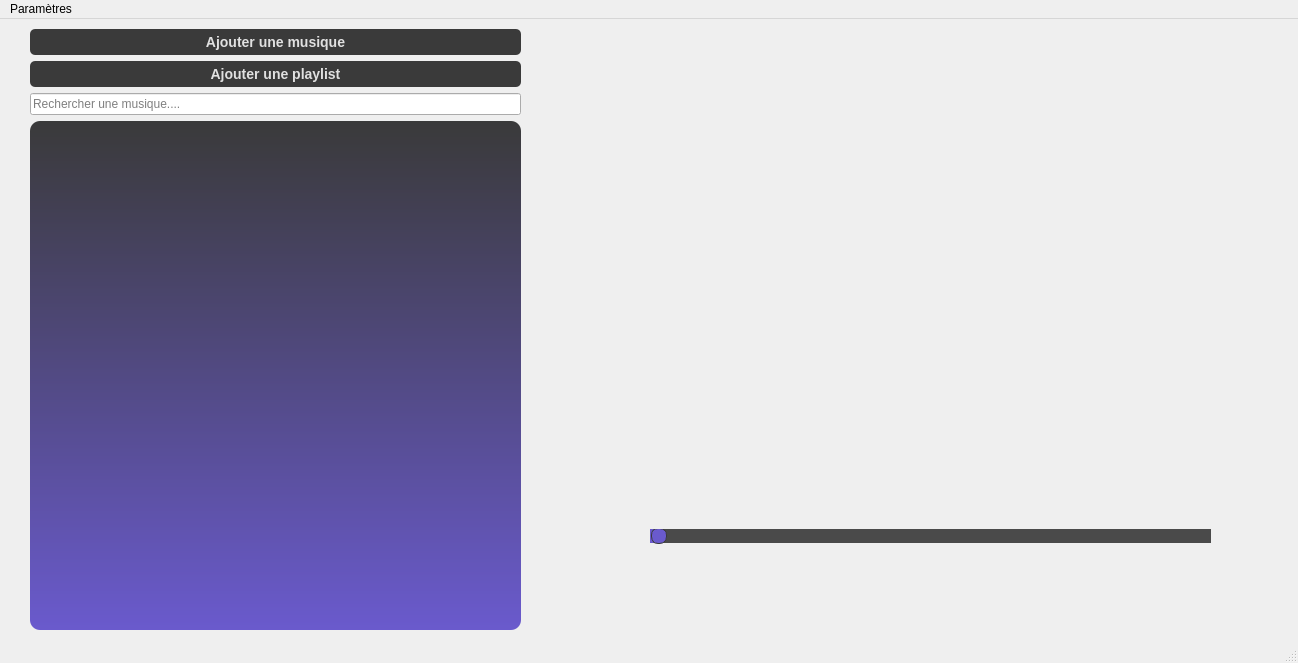
This is qticallymainwindow.ui in dalia-nezzar/Qtically as Qt 5 draws it before an edit. The edited form follows.
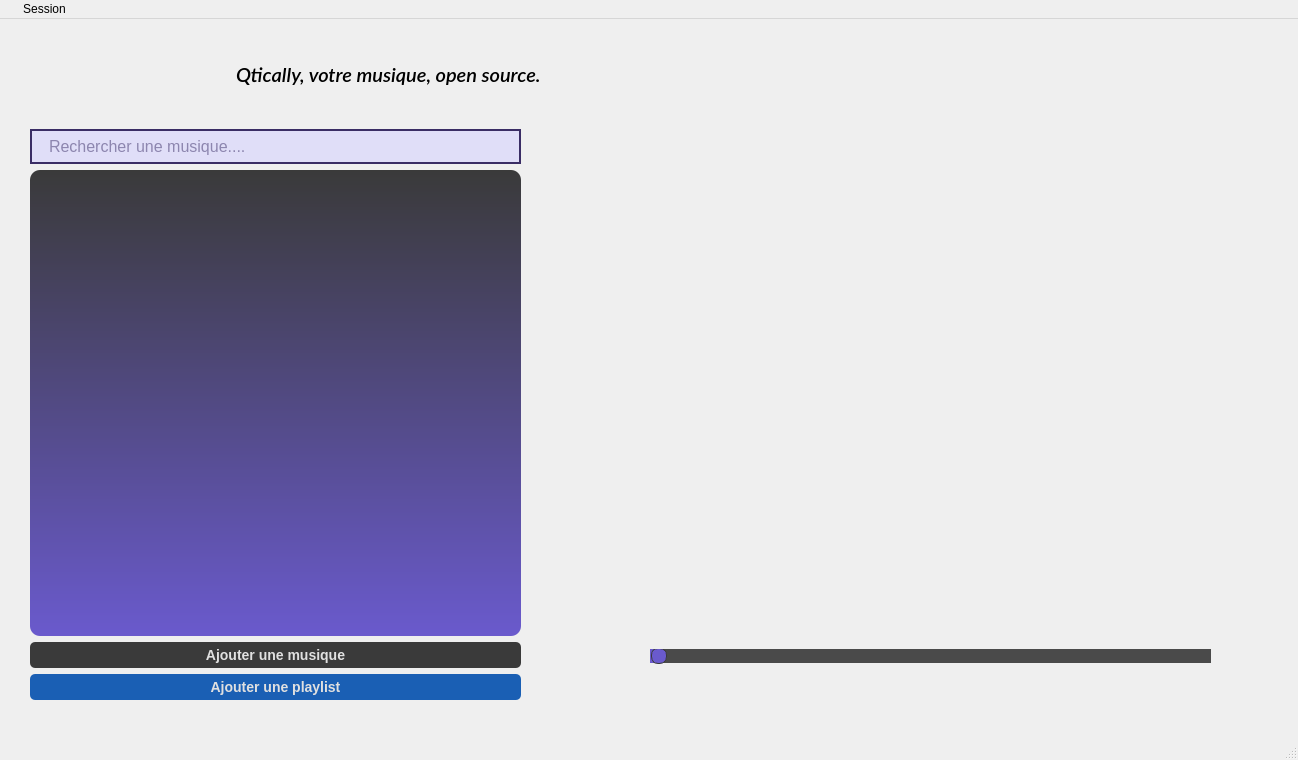
This is the edited form. Icons and pictures are not drawn.

Commit message: Décorations, design, debug de certaines fonctions, ajout d'icônes.

```diff
--- a/qticallymainwindow.ui
+++ b/qticallymainwindow.ui
@@ -7,11 +7,11 @@
     <x>0</x>
     <y>0</y>
     <width>1298</width>
-    <height>663</height>
+    <height>760</height>
    </rect>
   </property>
   <property name="sizePolicy">
-   <sizepolicy hsizetype="Preferred" vsizetype="Preferred">
+   <sizepolicy hsizetype="Minimum" vsizetype="Minimum">
     <horstretch>0</horstretch>
     <verstretch>0</verstretch>
    </sizepolicy>
@@ -19,23 +19,76 @@
   <property name="minimumSize">
    <size>
     <width>1298</width>
-    <height>663</height>
+    <height>760</height>
    </size>
   </property>
   <property name="maximumSize">
    <size>
     <width>1298</width>
-    <height>663</height>
+    <height>806</height>
    </size>
   </property>
   <property name="windowTitle">
    <string>Qtically</string>
   </property>
   <property name="autoFillBackground">
-   <bool>false</bool>
+   <bool>true</bool>
+  </property>
+  <property name="styleSheet">
+   <string notr="true">QListWidget#listWidget {
+border-radius: 10px;
+background-color: qlineargradient(x1: 0, y1: 0, x2: 0, y2: 1, stop: 0 #3A3A3A, stop: 1 #6A5ACD);
+color: #E0E0E0;
+selection-background-color: qlineargradient(x1: 0, y1: 0, x2: 0, y2: 1, stop: 0 #6A5ACD, stop: 1 #8C78FF);
+selection-color: #E0E0E0;
+}
+
+QListWidget::item {
+    padding: 5px;
+    border-radius: 5px;
+    background-color: #4A4A4A;
+    color: #E0E0E0;
+    text-align: center;
+}
+
+QListWidget::item:selected {
+    background-color: #6A5ACD;
+    color: #E0E0E0;
+}
+
+QListWidget::scrollBar:vertical {
+    background-color: #222222;
+    width: 10px;
+    margin: 0px 0px 0px 0px;
+}
+
+QListWidget::scrollBar:vertical::handle {
+    background-color: qlineargradient(x1: 0, y1: 0, x2: 0, y2: 1, stop: 0 #555555, stop: 1 #6A5ACD);
+    min-height: 20px;
+}
+
+QListWidget::scrollBar:vertical::add-line {
+    background-color: qlineargradient(x1: 0, y1: 0, x2: 0, y2: 1, stop: 0 #555555, stop: 1 #6A5ACD);
+    height: 10px;
+    subcontrol-position: bottom;
+    subcontrol-origin: margin;
+}
+
+QListWidget::scrollBar:vertical::sub-line {
+    background-color: qlineargradient(x1: 0, y1: 0, x2: 0, y2: 1, stop: 0 #555555, stop: 1 #6A5ACD);
+    height: 10px;
+    subcontrol-position: top;
+    subcontrol-origin: margin;
+}
+
+
+
+QWidget#centralwidget {
+	background-image: url(:/images/images/background.png);
+}</string>
   </property>
   <property name="toolButtonStyle">
-   <enum>Qt::ToolButtonIconOnly</enum>
+   <enum>Qt::ToolButtonFollowStyle</enum>
   </property>
   <property name="animated">
    <bool>true</bool>
@@ -44,70 +97,66 @@
    <enum>QTabWidget::Triangular</enum>
   </property>
   <widget class="QWidget" name="centralwidget">
+   <property name="enabled">
+    <bool>true</bool>
+   </property>
+   <property name="sizePolicy">
+    <sizepolicy hsizetype="Maximum" vsizetype="Maximum">
+     <horstretch>0</horstretch>
+     <verstretch>0</verstretch>
+    </sizepolicy>
+   </property>
+   <property name="minimumSize">
+    <size>
+     <width>1298</width>
+     <height>760</height>
+    </size>
+   </property>
+   <property name="maximumSize">
+    <size>
+     <width>1298</width>
+     <height>760</height>
+    </size>
+   </property>
+   <property name="focusPolicy">
+    <enum>Qt::NoFocus</enum>
+   </property>
+   <property name="autoFillBackground">
+    <bool>false</bool>
+   </property>
    <widget class="QWidget" name="layoutWidget">
     <property name="geometry">
      <rect>
       <x>30</x>
-      <y>10</y>
+      <y>110</y>
       <width>491</width>
-      <height>601</height>
+      <height>571</height>
      </rect>
     </property>
     <layout class="QVBoxLayout" name="verticalLayout">
-     <item>
-      <widget class="QPushButton" name="pushButton_add_music">
-       <property name="styleSheet">
-        <string notr="true">QPushButton {
-      background-color: #3A3A3A;
-      color: #E0E0E0;
-      border-radius: 5px;
-      padding: 5px 10px;
-      font-size: 14px;
-      font-weight: bold;
-    }
-
-    QPushButton:hover {
-      background-color: #4A4A4A;
-    }
-
-    QPushButton:pressed {
-      background-color: #6A5ACD;
-      color: #E0E0E0;
-    }</string>
-       </property>
-       <property name="text">
-        <string>Ajouter une musique</string>
-       </property>
-      </widget>
-     </item>
-     <item>
-      <widget class="QPushButton" name="pushButton_import_playlist">
-       <property name="styleSheet">
-        <string notr="true">QPushButton {
-      background-color: #3A3A3A;
-      color: #E0E0E0;
-      border-radius: 5px;
-      padding: 5px 10px;
-      font-size: 14px;
-      font-weight: bold;
-    }
-
-    QPushButton:hover {
-      background-color: #4A4A4A;
-    }
-
-    QPushButton:pressed {
-      background-color: #6A5ACD;
-      color: #E0E0E0;
-    }</string>
-       </property>
-       <property name="text">
-        <string>Ajouter une playlist</string>
-       </property>
-      </widget>
-     </item>
      <item>
       <widget class="QLineEdit" name="searchBar">
+       <property name="styleSheet">
+        <string notr="true">QLineEdit#searchBar {
+    background-color: #e0def8; /* couleur de fond légèrement violette */
+    border-radius: 50px; /* bordures arrondies */
+    padding: 5px 15px; /* espace intérieur */
+    font-size: 16px; /* taille de la police */
+    color: #3a2d65; /* couleur du texte */
+    border: 2px solid #3a2d65; /* bordure solide violette */
+    selection-background-color: #6a5acd; /* couleur de fond de la sélection */
+    selection-color: white; /* couleur du texte sélectionné */
+}
+
+QLineEdit#searchBar:focus {
+    border: 2px solid #6a5acd; /* bordure solide violette plus foncée lorsque la barre de recherche est sélectionnée */
+}
+
+QLineEdit#searchBar::placeholder {
+    color: #8c7da9; /* couleur du texte du placeholder */
+}
+</string>
+       </property>
        <property name="inputMask">
         <string/>
        </property>
@@ -125,7 +174,7 @@
      <item>
       <widget class="QListWidget" name="listWidget">
        <property name="styleSheet">
-        <string notr="true">QListWidget {
+        <string notr="true">QListWidget#listWidget {
 border-radius: 10px;
 background-color: qlineargradient(x1: 0, y1: 0, x2: 0, y2: 1, stop: 0 #3A3A3A, stop: 1 #6A5ACD);
 color: #E0E0E0;
@@ -146,30 +195,85 @@
     color: #E0E0E0;
 }
 
-QScrollBar {
-background-color: #222222;
-width: 10px;
-margin: 0px 0px 0px 0px;
+QListWidget::scrollBar:vertical {
+    background-color: #222222;
+    width: 10px;
+    margin: 0px 0px 0px 0px;
 }
 
-QScrollBar::handle {
-background-color: qlineargradient(x1: 0, y1: 0, x2: 0, y2: 1, stop: 0 #555555, stop: 1 #6A5ACD);
-min-height: 20px;
+QListWidget::scrollBar:vertical::handle {
+    background-color: qlineargradient(x1: 0, y1: 0, x2: 0, y2: 1, stop: 0 #555555, stop: 1 #6A5ACD);
+    min-height: 20px;
 }
 
-QScrollBar::add-line {
-background-color: qlineargradient(x1: 0, y1: 0, x2: 0, y2: 1, stop: 0 #555555, stop: 1 #6A5ACD);
-height: 10px;
-subcontrol-position: bottom;
-subcontrol-origin: margin;
+QListWidget::scrollBar:vertical::add-line {
+    background-color: qlineargradient(x1: 0, y1: 0, x2: 0, y2: 1, stop: 0 #555555, stop: 1 #6A5ACD);
+    height: 10px;
+    subcontrol-position: bottom;
+    subcontrol-origin: margin;
 }
 
-QScrollBar::sub-line {
-background-color: qlineargradient(x1: 0, y1: 0, x2: 0, y2: 1, stop: 0 #555555, stop: 1 #6A5ACD);
-height: 10px;
-subcontrol-position: top;
-subcontrol-origin: margin;
-}</string>
+QListWidget::scrollBar:vertical::sub-line {
+    background-color: qlineargradient(x1: 0, y1: 0, x2: 0, y2: 1, stop: 0 #555555, stop: 1 #6A5ACD);
+    height: 10px;
+    subcontrol-position: top;
+    subcontrol-origin: margin;
+}
+</string>
+       </property>
+      </widget>
+     </item>
+     <item>
+      <widget class="QPushButton" name="pushButton_add_music">
+       <property name="styleSheet">
+        <string notr="true">QPushButton#pushButton_add_music {
+    background-color: #3A3A3A;
+    color: #E0E0E0;
+    border-radius: 5px;
+    padding: 5px 10px;
+    font-size: 14px;
+    font-weight: bold;
+}
+
+QPushButton#pushButton_add_music:hover {
+    background-color: #4A4A4A;
+}
+
+QPushButton#pushButton_add_music:pressed {
+    background-color: #6A5ACD;
+    color: #E0E0E0;
+}
+</string>
+       </property>
+       <property name="text">
+        <string>Ajouter une musique</string>
+       </property>
+      </widget>
+     </item>
+     <item>
+      <widget class="QPushButton" name="pushButton_import_playlist">
+       <property name="styleSheet">
+        <string notr="true">QPushButton#pushButton_import_playlist {
+    background-color: rgb(26, 95, 180);
+    color: #E0E0E0;
+    border-radius: 5px;
+    padding: 5px 10px;
+    font-size: 14px;
+    font-weight: bold;
+}
+
+QPushButton#pushButton_import_playlist:hover {
+    background-color: #8C78FF;
+}
+
+QPushButton#pushButton_import_playlist:pressed {
+    background-color: #3A3A3A;
+    color: #E0E0E0;
+}
+</string>
+       </property>
+       <property name="text">
+        <string>Ajouter une playlist</string>
        </property>
       </widget>
      </item>
@@ -179,7 +283,7 @@
     <property name="geometry">
      <rect>
       <x>1080</x>
-      <y>560</y>
+      <y>680</y>
       <width>131</width>
       <height>20</height>
      </rect>
@@ -224,7 +328,7 @@
     <property name="geometry">
      <rect>
       <x>1220</x>
-      <y>420</y>
+      <y>540</y>
       <width>45</width>
       <height>111</height>
      </rect>
@@ -310,9 +414,9 @@
     <property name="geometry">
      <rect>
       <x>560</x>
-      <y>40</y>
+      <y>130</y>
       <width>711</width>
-      <height>81</height>
+      <height>91</height>
      </rect>
     </property>
     <property name="font">
@@ -341,8 +445,8 @@
     </property>
     <property name="geometry">
      <rect>
-      <x>1070</x>
-      <y>150</y>
+      <x>1080</x>
+      <y>250</y>
       <width>41</width>
       <height>41</height>
      </rect>
@@ -374,7 +478,7 @@
     <property name="geometry">
      <rect>
       <x>650</x>
-      <y>420</y>
+      <y>540</y>
       <width>561</width>
       <height>136</height>
      </rect>
@@ -582,24 +686,31 @@
    <widget class="QFrame" name="musicImageFrame">
     <property name="geometry">
      <rect>
-      <x>800</x>
-      <y>130</y>
+      <x>820</x>
+      <y>250</y>
       <width>251</width>
       <height>251</height>
      </rect>
     </property>
+    <property name="autoFillBackground">
+     <bool>false</bool>
+    </property>
     <property name="styleSheet">
      <string notr="true">QFrame#musicImageFrame {
-    border-radius: 125px;
+    border-radius: 50px;
     background-color: transparent;
 }
-</string>
+
+QLabel#musicImageLabel {
+    border-radius: 50px;
+    alignment: Qt::AlignCenter;
+}</string>
     </property>
     <property name="frameShape">
      <enum>QFrame::StyledPanel</enum>
     </property>
     <property name="frameShadow">
-     <enum>QFrame::Raised</enum>
+     <enum>QFrame::Plain</enum>
     </property>
     <widget class="QLabel" name="musicImageLabel">
      <property name="geometry">
@@ -656,6 +767,69 @@
      </property>
     </widget>
    </widget>
+   <widget class="QWidget" name="layoutWidget">
+    <property name="geometry">
+     <rect>
+      <x>150</x>
+      <y>10</y>
+      <width>516</width>
+      <height>91</height>
+     </rect>
+    </property>
+    <layout class="QHBoxLayout" name="horizontalLayout_2">
+     <item>
+      <widget class="QLabel" name="logo">
+       <property name="maximumSize">
+        <size>
+         <width>80</width>
+         <height>80</height>
+        </size>
+       </property>
+       <property name="font">
+        <font>
+         <stylestrategy>PreferDefault</stylestrategy>
+        </font>
+       </property>
+       <property name="text">
+        <string/>
+       </property>
+       <property name="pixmap">
+        <pixmap resource="ressources.qrc">:/images/images/logo_qtically.png</pixmap>
+       </property>
+       <property name="scaledContents">
+        <bool>true</bool>
+       </property>
+      </widget>
+     </item>
+     <item>
+      <widget class="QLabel" name="slogan">
+       <property name="font">
+        <font>
+         <family>Lato Semibold</family>
+         <pointsize>15</pointsize>
+         <weight>50</weight>
+         <italic>true</italic>
+         <bold>false</bold>
+        </font>
+       </property>
+       <property name="text">
+        <string>Qtically, votre musique, open source.</string>
+       </property>
+       <property name="scaledContents">
+        <bool>true</bool>
+       </property>
+      </widget>
+     </item>
+    </layout>
+   </widget>
+   <zorder>layoutWidget</zorder>
+   <zorder>layoutWidget</zorder>
+   <zorder>layoutWidget</zorder>
+   <zorder>layoutWidget</zorder>
+   <zorder>pushButton_edit</zorder>
+   <zorder>layoutWidget</zorder>
+   <zorder>musicImageFrame</zorder>
+   <zorder>musicNameLabel</zorder>
   </widget>
   <widget class="QMenuBar" name="menubar">
    <property name="geometry">
@@ -666,11 +840,33 @@
      <height>23</height>
     </rect>
    </property>
+   <property name="defaultUp">
+    <bool>false</bool>
+   </property>
+   <widget class="QMenu" name="qticallyParam">
+    <property name="enabled">
+     <bool>true</bool>
+    </property>
+    <property name="tearOffEnabled">
+     <bool>false</bool>
+    </property>
+    <property name="title">
+     <string/>
+    </property>
+    <property name="icon">
+     <iconset resource="ressources.qrc">
+      <normaloff>:/images/images/logo_qtically.png</normaloff>:/images/images/logo_qtically.png</iconset>
+    </property>
+    <property name="toolTipsVisible">
+     <bool>false</bool>
+    </property>
+   </widget>
    <widget class="QMenu" name="menuParametres">
     <property name="title">
-     <string>Paramètres</string>
+     <string>Session</string>
     </property>
    </widget>
+   <addaction name="qticallyParam"/>
    <addaction name="menuParametres"/>
   </widget>
   <widget class="QStatusBar" name="statusbar"/>
```
Left out of the diff: 8 changed lines with no effect on the pictures. The commit also changes 6 other files.
